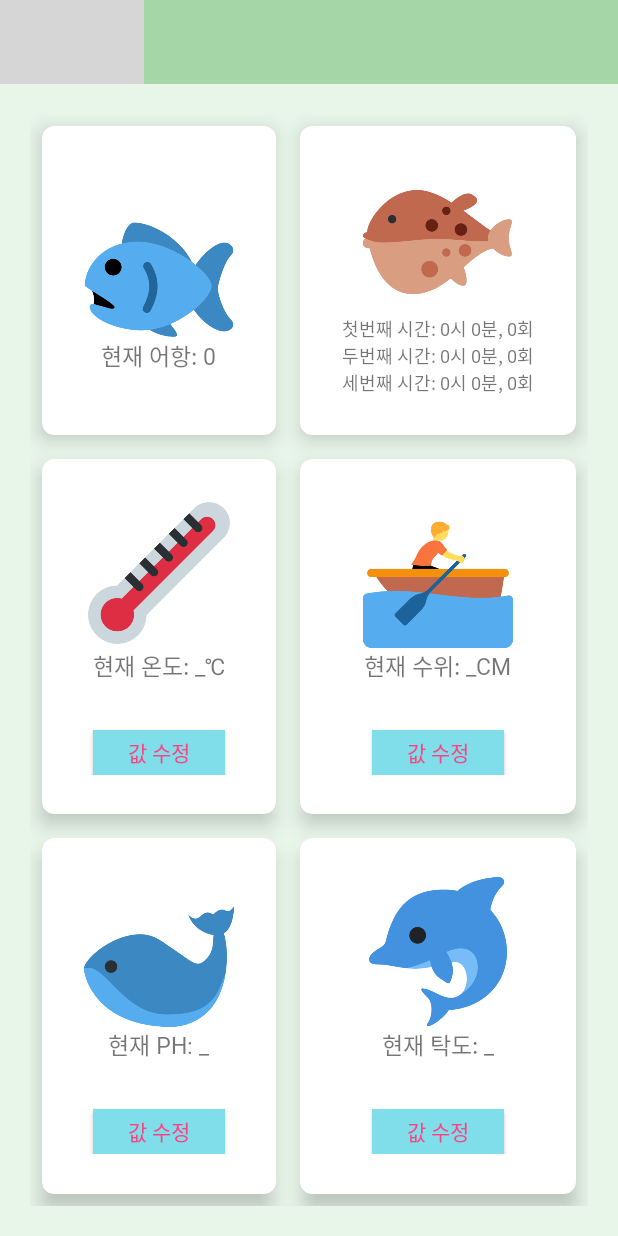
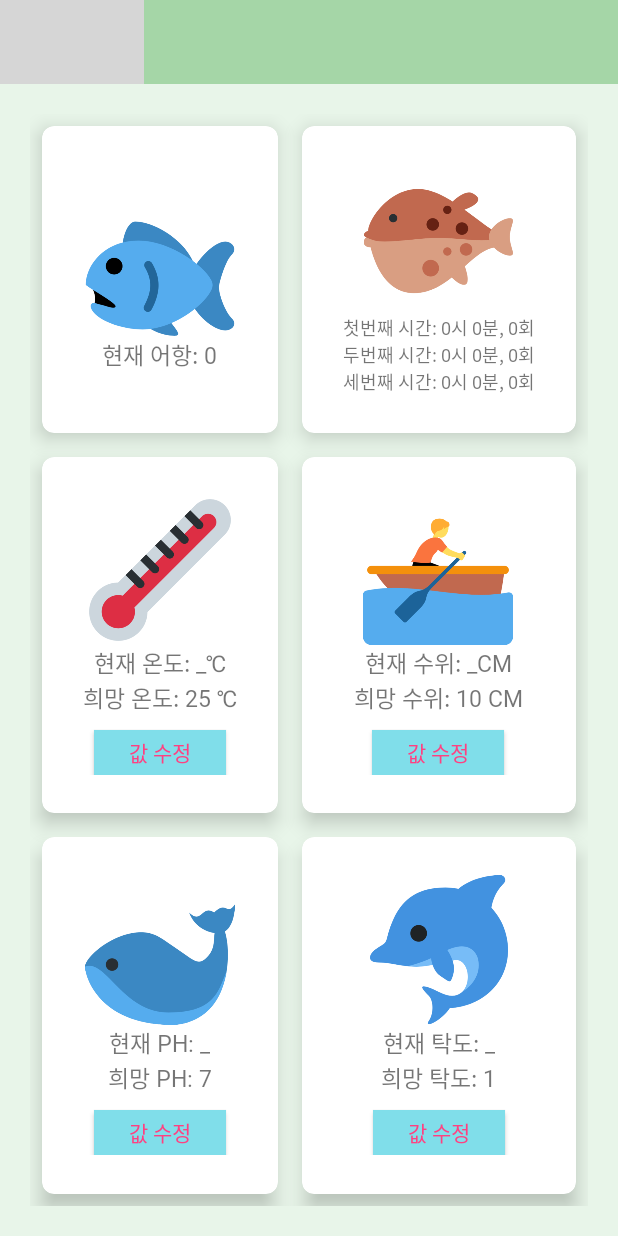
Before and after one commit to LeeKing2017/SmartFishBowl, an Android app: the MenuActivity screen opened directly, with no data from a screen before it, on a phone screen of 412 x 824 dp. Run offline under Robolectric (Android 15) with nearby library versions, the phone set to English and light mode, and no system bars; libraries missing offline, so code that uses them is left out: com.kakao.sdk; 1 statement that could not run was skipped; grey boxes are pictures that could not be loaded.

```diff
--- a/APP/SmartFishBowl/app/src/main/java/com/example/smartfishbowl/MenuActivity.kt
+++ b/APP/SmartFishBowl/app/src/main/java/com/example/smartfishbowl/MenuActivity.kt
@@ -57,6 +57,10 @@ class MenuActivity : AppCompatActivity(), NavigationView.OnNavigationItemSelecte
         first_time.text = "첫번째 시간: " + pref.getInt("FirstHour", 0) + "시 " + pref.getInt("FirstMinute", 0) + "분, " + pref.getInt("FirstTotal", 0) + "회"
         second_time.text = "두번째 시간: "+pref.getInt("SecondHour", 0) + "시 " + pref.getInt("SecondMinute", 0) + "분, "+ pref.getInt("SecondTotal", 0) + "회"
         third_time.text = "세번째 시간: "+pref.getInt("ThirdHour", 0) + "시 " + pref.getInt("ThirdMinute", 0) + "분, "+ pref.getInt("ThirdTotal", 0) + "회"
+        tmp.text = "희망 온도: ${pref.getString("tmp", "25")} ℃"
+        hgt.text = "희망 수위: ${pref.getString("hgt", "10")} CM"
+        ph.text = "희망 PH: ${pref.getString("ph", "7")}"
+        drt.text = "희망 탁도: ${pref.getString("drt", "1")}"
         Log.d("CURRENTDEVICE", pref.getString("CurrentDevice", "0"))
         val curD = CurrentDevice(pref.getString("CurrentDevice", "0").toLong())
         apis.getValues("Bearer " + pref.getString("JWT", "error"), curD).enqueue(object : Callback<Getting>{
@@ -239,6 +243,10 @@ class MenuActivity : AppCompatActivity(), NavigationView.OnNavigationItemSelecte
         first_time.text = "첫번째 시간: " + pref.getInt("FirstHour", 0) + "시 " + pref.getInt("FirstMinute", 0) + "분, " + pref.getInt("FirstTotal", 0) + "회"
         second_time.text = "두번째 시간: "+pref.getInt("SecondHour", 0) + "시 " + pref.getInt("SecondMinute", 0) + "분, "+ pref.getInt("SecondTotal", 0) + "회"
         third_time.text = "세번째 시간: "+pref.getInt("ThirdHour", 0) + "시 " + pref.getInt("ThirdMinute", 0) + "분, "+ pref.getInt("ThirdTotal", 0) + "회"
+        tmp.text = "희망 온도: ${pref.getString("tmp", "25")} ℃"
+        hgt.text = "희망 수위: ${pref.getString("hgt", "10")} CM"
+        ph.text = "희망 PH: ${pref.getString("ph", "7")}"
+        drt.text = "희망 탁도: ${pref.getString("drt", "1")}"
         val curD = CurrentDevice(pref.getString("CurrentDevice", "0").toLong())
         apis.getValues("Bearer " + pref.getString("JWT", "error"), curD).enqueue(object : Callback<Getting>{
             override fun onResponse(call: Call<Getting>, response: Response<Getting>) {
--- a/APP/SmartFishBowl/app/src/main/java/com/example/smartfishbowl/firebasemessageservice/MyFirebaseMessagingService.kt
+++ b/APP/SmartFishBowl/app/src/main/java/com/example/smartfishbowl/firebasemessageservice/MyFirebaseMessagingService.kt
@@ -49,7 +49,7 @@ class MyFirebaseMessagingService: FirebaseMessagingService() {
         val intent = Intent(this, LoginActivity::class.java)
         intent.addFlags(Intent.FLAG_ACTIVITY_CLEAR_TOP)
 
-        val pendingIntent = PendingIntent.getActivity(this, 0, intent, PendingIntent.FLAG_ONE_SHOT)
+        val pendingIntent = PendingIntent.getActivity(this, 0, intent, PendingIntent.FLAG_IMMUTABLE)
 
         val notificationBuilder = NotificationCompat.Builder(applicationContext, channelId)
             .setSmallIcon(R.drawable.main_logo)
--- a/APP/SmartFishBowl/app/src/main/java/com/example/smartfishbowl/viewmodel/BowlViewModel.kt
+++ b/APP/SmartFishBowl/app/src/main/java/com/example/smartfishbowl/viewmodel/BowlViewModel.kt
@@ -6,7 +6,8 @@ import androidx.lifecycle.MutableLiveData
 import com.example.smartfishbowl.database.BowlData
 import com.example.smartfishbowl.database.BowlDatabase
 
-class BowlViewModel(app: Application) : AndroidViewModel(app) {
+class
+BowlViewModel(app: Application) : AndroidViewModel(app) {
     var allBowls : MutableLiveData<List<BowlData>> = MutableLiveData()
     fun getAllIdsObservers(): MutableLiveData<List<BowlData>> {
         return allBowls
```
Also changed, not shown: 3 other files.
